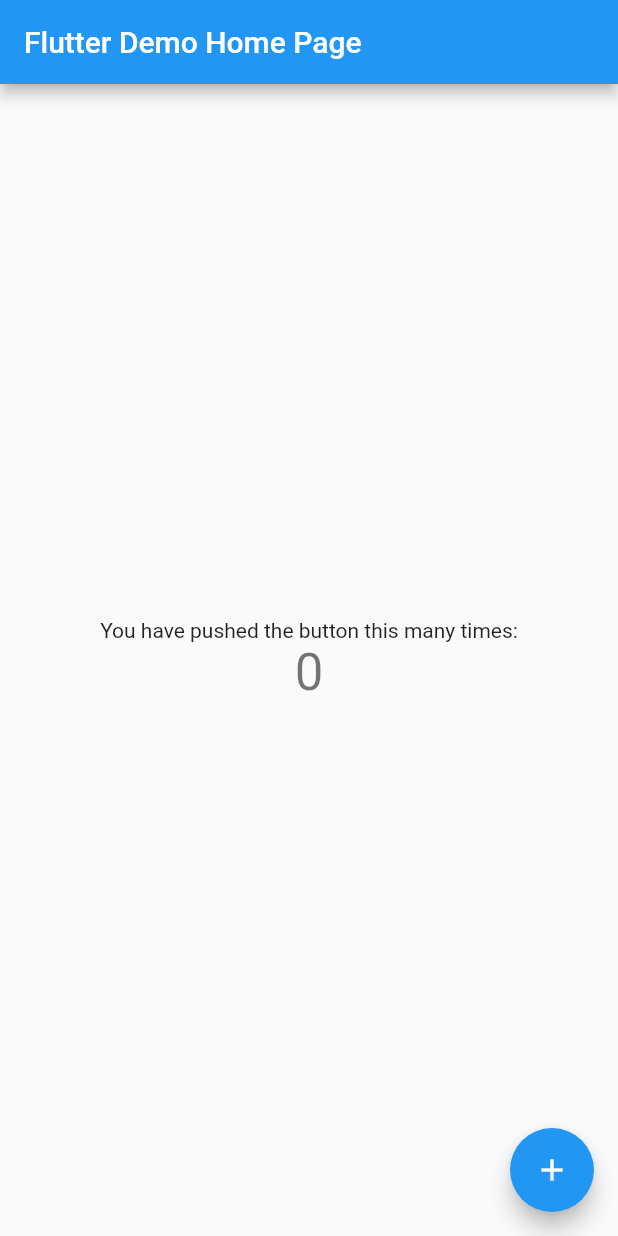
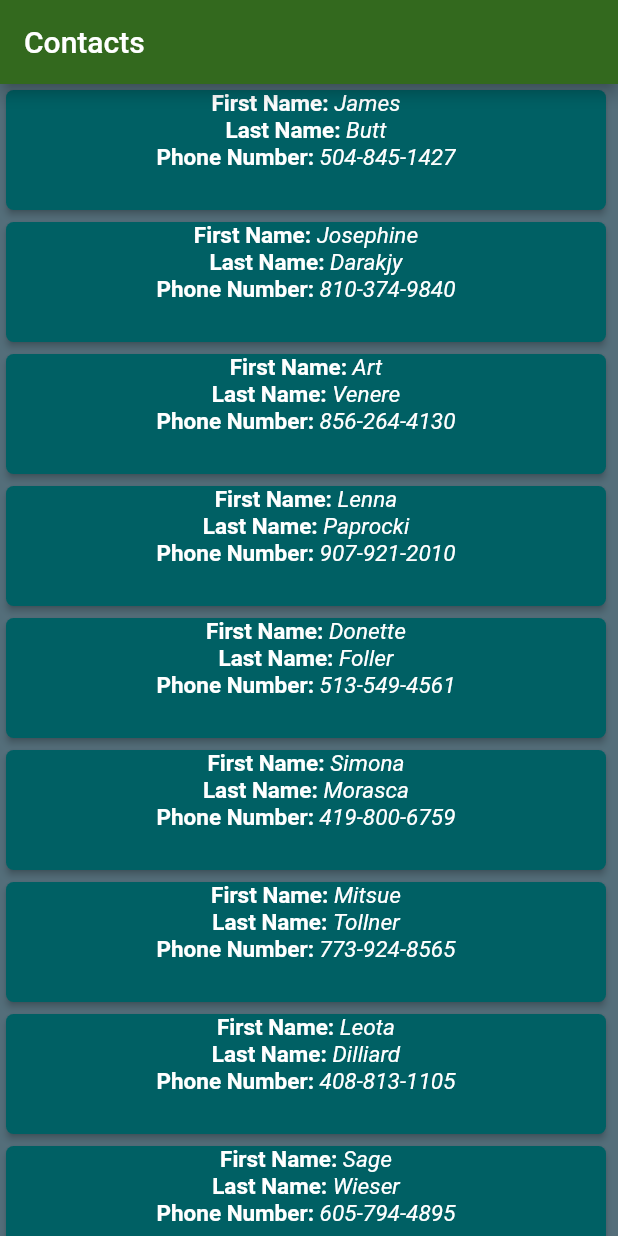
Before and after one commit to rahulh25/FlutterContactsApp, a Flutter app: the screen it shows after launch, on a phone screen of 412 x 824 dp. Run offline on Flutter 3.47's test engine with Material 2 defaults, Android fonts, the light colour scheme and no system bars.

Commit message:
Adding get contacts Card and Service

```diff
--- a/lib/main.dart
+++ b/lib/main.dart
@@ -1,115 +1,26 @@
 import 'package:flutter/material.dart';
 
-void main() {
-  runApp(const MyApp());
-}
+import 'Widgets/contacts_card_widget.dart';
 
+void main() => runApp(const MyApp());
+
+/// This is the main application widget.
 class MyApp extends StatelessWidget {
   const MyApp({Key? key}) : super(key: key);
 
-  // This widget is the root of your application.
+  static const String _title = 'Contacts';
+
   @override
   Widget build(BuildContext context) {
     return MaterialApp(
-      title: 'Flutter Demo',
-      theme: ThemeData(
-        // This is the theme of your application.
-        //
-        // Try running your application with "flutter run". You'll see the
-        // application has a blue toolbar. Then, without quitting the app, try
-        // changing the primarySwatch below to Colors.green and then invoke
-        // "hot reload" (press "r" in the console where you ran "flutter run",
-        // or simply save your changes to "hot reload" in a Flutter IDE).
-        // Notice that the counter didn't reset back to zero; the application
-        // is not restarted.
-        primarySwatch: Colors.blue,
+      title: _title,
+      theme: ThemeData(scaffoldBackgroundColor: Colors.blueGrey[600]),
+      home: Scaffold(
+        appBar: AppBar(title: const Text(_title),backgroundColor: Colors.lightGreen[900],),
+        body: const MyContactsWidget(),
       ),
-      home: const MyHomePage(title: 'Flutter Demo Home Page'),
     );
   }
 }
 
-class MyHomePage extends StatefulWidget {
-  const MyHomePage({Key? key, required this.title}) : super(key: key);
-
-  // This widget is the home page of your application. It is stateful, meaning
-  // that it has a State object (defined below) that contains fields that affect
-  // how it looks.
-
-  // This class is the configuration for the state. It holds the values (in this
-  // case the title) provided by the parent (in this case the App widget) and
-  // used by the build method of the State. Fields in a Widget subclass are
-  // always marked "final".
-
-  final String title;
-
-  @override
-  State<MyHomePage> createState() => _MyHomePageState();
-}
-
-class _MyHomePageState extends State<MyHomePage> {
-  int _counter = 0;
-
-  void _incrementCounter() {
-    setState(() {
-      // This call to setState tells the Flutter framework that something has
-      // changed in this State, which causes it to rerun the build method below
-      // so that the display can reflect the updated values. If we changed
-      // _counter without calling setState(), then the build method would not be
-      // called again, and so nothing would appear to happen.
-      _counter++;
-    });
-  }
-
-  @override
-  Widget build(BuildContext context) {
-    // This method is rerun every time setState is called, for instance as done
-    // by the _incrementCounter method above.
-    //
-    // The Flutter framework has been optimized to make rerunning build methods
-    // fast, so that you can just rebuild anything that needs updating rather
-    // than having to individually change instances of widgets.
-    return Scaffold(
-      appBar: AppBar(
-        // Here we take the value from the MyHomePage object that was created by
-        // the App.build method, and use it to set our appbar title.
-        title: Text(widget.title),
-      ),
-      body: Center(
-        // Center is a layout widget. It takes a single child and positions it
-        // in the middle of the parent.
-        child: Column(
-          // Column is also a layout widget. It takes a list of children and
-          // arranges them vertically. By default, it sizes itself to fit its
-          // children horizontally, and tries to be as tall as its parent.
-          //
-          // Invoke "debug painting" (press "p" in the console, choose the
-          // "Toggle Debug Paint" action from the Flutter Inspector in Android
-          // Studio, or the "Toggle Debug Paint" command in Visual Studio Code)
-          // to see the wireframe for each widget.
-          //
-          // Column has various properties to control how it sizes itself and
-          // how it positions its children. Here we use mainAxisAlignment to
-          // center the children vertically; the main axis here is the vertical
-          // axis because Columns are vertical (the cross axis would be
-          // horizontal).
-          mainAxisAlignment: MainAxisAlignment.center,
-          children: <Widget>[
-            const Text(
-              'You have pushed the button this many times:',
-            ),
-            Text(
-              '$_counter',
-              style: Theme.of(context).textTheme.headline4,
-            ),
-          ],
-        ),
-      ),
-      floatingActionButton: FloatingActionButton(
-        onPressed: _incrementCounter,
-        tooltip: 'Increment',
-        child: const Icon(Icons.add),
-      ), // This trailing comma makes auto-formatting nicer for build methods.
-    );
-  }
-}
+/// This is the stateless widget that the main application instantiates.
--- /dev/null
+++ b/lib/services/contact_services.dart
@@ -0,0 +1,81 @@
+import 'package:fluttercontactsapp/model/contact_details_model.dart';
+
+class ContactServices {
+  var contactsJsonData = [
+    {
+      "id": 1,
+      "first_name": "James",
+      "last_name": "Butt",
+      "phone": "504-845-1427",
+      "email": "jbutt@gmail.com"
+    },
+    {
+      "id": 2,
+      "first_name": "Josephine",
+      "last_name": "Darakjy",
+      "phone": "810-374-9840",
+      "email": "josephine_darakjy@darakjy.org"
+    },
+    {
+      "id": 3,
+      "first_name": "Art",
+      "last_name": "Venere",
+      "phone": "856-264-4130",
+      "email": "art@venere.org"
+    },
+    {
+      "id": 4,
+      "first_name": "Lenna",
+      "last_name": "Paprocki",
+      "phone": "907-921-2010",
+      "email": "lpaprocki@hotmail.com"
+    },
+    {
+      "id": 5,
+      "first_name": "Donette",
+      "last_name": "Foller",
+      "phone": "513-549-4561",
+      "email": "donette.foller@cox.net"
+    },
+    {
+      "id": 6,
+      "first_name": "Simona",
+      "last_name": "Morasca",
+      "phone": "419-800-6759",
+      "email": "simona@morasca.com"
+    },
+    {
+      "id": 7,
+      "first_name": "Mitsue",
+      "last_name": "Tollner",
+      "phone": "773-924-8565",
+      "email": "mitsue_tollner@yahoo.com"
+    },
+    {
+      "id": 8,
+      "first_name": "Leota",
+      "last_name": "Dilliard",
+      "phone": "408-813-1105",
+      "email": "leota@hotmail.com"
+    },
+    {
+      "id": 9,
+      "first_name": "Sage",
+      "last_name": "Wieser",
+      "phone": "605-794-4895",
+      "email": "sage_wieser@cox.net"
+    },
+  ];
+  List<ContactDetailsModel> getContactDetails(){
+    var contactsList = <ContactDetailsModel>[];
+    for (var i = 0; i < contactsJsonData.length; i++) {
+      contactsList.add(ContactDetailsModel(
+          int.parse(contactsJsonData[i]["id"].toString()),
+          contactsJsonData[i]["first_name"].toString(),
+          contactsJsonData[i]["last_name"].toString(),
+          contactsJsonData[i]["phone"].toString(),
+          contactsJsonData[i]["email"].toString()));
+    }
+    return contactsList;
+  }
+}
```
Also changed, not shown: lib/Widgets/contacts_card_widget.dart (added, +193 -0 lines), lib/model/contact_details_model.dart (added, +10 -0 lines), 1 other file.
